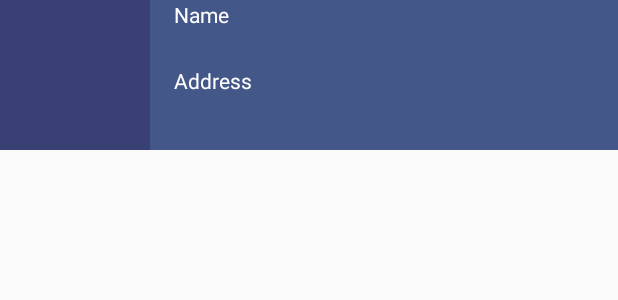
After one commit to enk1/Guide, an Android app: the layout list_item.xml on its own in the app's theme, with its tools: preview values and no code run, on a phone screen of 412 x 824 dp. The commit adds this screen. Shown: the top 300 px of the screen. Run offline under Robolectric (Android 15) with nearby library versions, the phone set to English and light mode, and no system bars.

Commit message:
basic structure added

```diff
--- /dev/null
+++ b/app/src/main/res/layout/list_item.xml
@@ -0,0 +1,43 @@
+<?xml version="1.0" encoding="utf-8"?>
+<RelativeLayout
+    xmlns:android="http://schemas.android.com/apk/res/android"
+    android:layout_width="match_parent"
+    android:layout_height="@dimen/list_item_height"
+    xmlns:tools="http://schemas.android.com/tools"
+    android:background="@color/colorListItem"
+    android:minHeight="@dimen/list_item_height">
+
+    <ImageView
+        android:id="@+id/image_text_view"
+        android:layout_width="@dimen/list_item_height"
+        android:layout_height="@dimen/list_item_height" />
+
+    <LinearLayout
+        android:id="@+id/text_container"
+        android:layout_width="match_parent"
+        android:layout_height="@dimen/list_item_height"
+        android:layout_alignParentBottom="true"
+        android:layout_alignParentRight="true"
+        android:layout_alignParentTop="true"
+        android:layout_toRightOf="@id/image_text_view"
+        android:background="@color/colorFood"
+        android:orientation="vertical"
+        android:paddingLeft="16dp">
+
+        <TextView
+            android:id="@+id/name_text_view"
+            android:layout_width="match_parent"
+            android:textColor="@android:color/white"
+            android:layout_height="44dp"
+            tools:text="Name" />
+        <TextView
+            android:id="@+id/address_text_view"
+            android:layout_width="match_parent"
+            android:textColor="@android:color/white"
+            android:layout_height="44dp"
+            tools:text="Address" />
+
+
+    </LinearLayout>
+
+</RelativeLayout>
--- a/app/src/main/res/values/colors.xml
+++ b/app/src/main/res/values/colors.xml
@@ -7,4 +7,5 @@
     <color name="colorSport">#0e74af</color>
     <color name="colorCenter">#4f27ac</color>
     <color name="colorMuseums">#075c81</color>
+    <color name="colorListItem">#384074</color>
 </resources>
--- a/app/src/main/res/values/dimens.xml
+++ b/app/src/main/res/values/dimens.xml
@@ -1,4 +1,4 @@
 <?xml version="1.0" encoding="utf-8"?>
 <resources>
-    <dimen name="list_item_height">88dp</dimen>
+    <dimen name="list_item_height">100dp</dimen>
 </resources>
```
Also changed, not shown: app/src/main/java/com/gmail/grzywaczewskijakub/tourguide/guide/Attractions.java (added, +40 -0 lines), app/src/main/java/com/gmail/grzywaczewskijakub/tourguide/guide/AttractionsAdapter.java (added, +37 -0 lines), app/src/main/res/layout/attractions_list.xml (added, +11 -0 lines).
